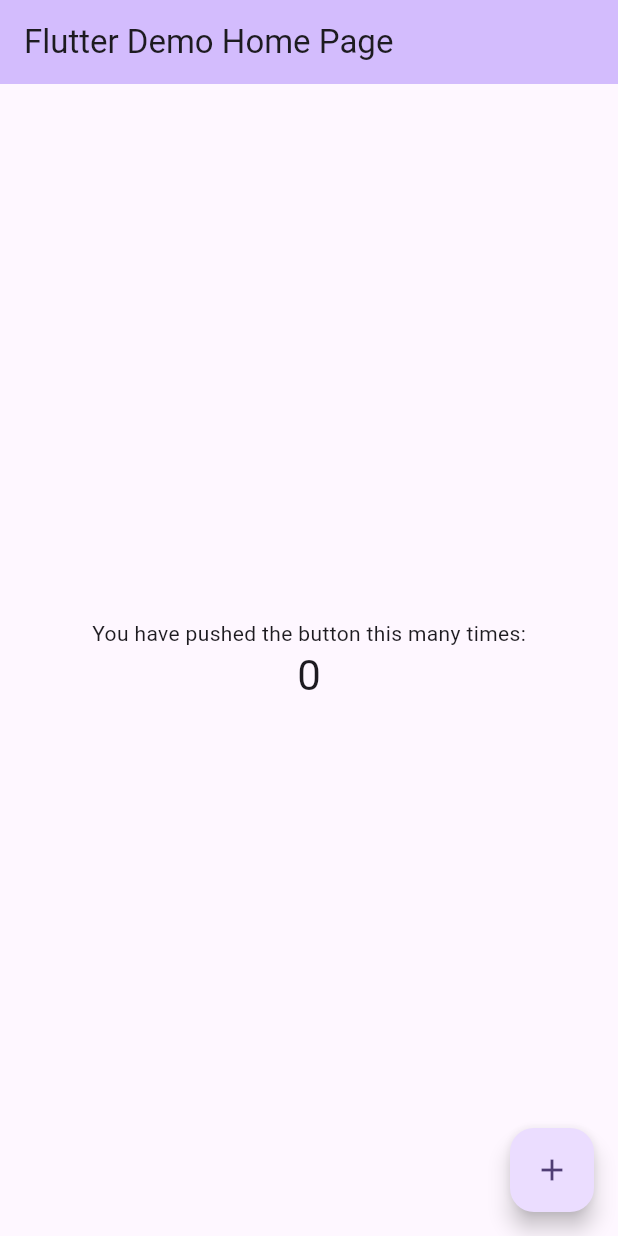
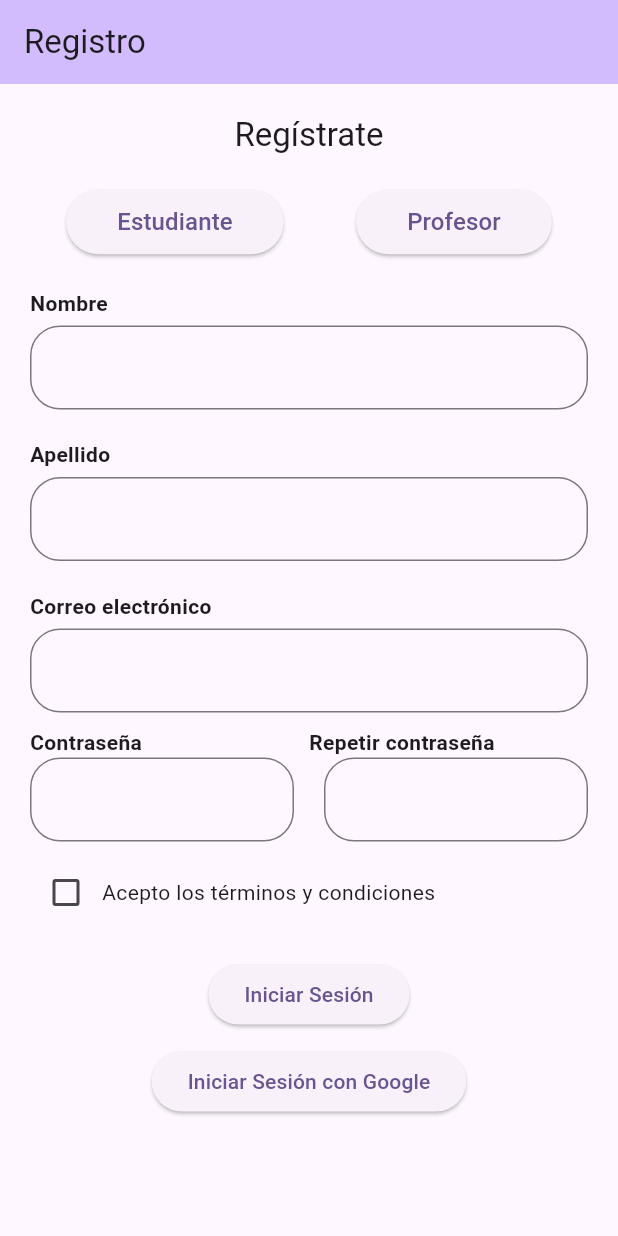
Before and after one commit to University-Group-UNMSM/yachay_frontend, a Flutter app: the screen it shows after launch, on a phone screen of 412 x 824 dp. Run offline on Flutter 3.47's test engine with Material 3 defaults, Android fonts, the phone set to English and light mode, and no system bars.

Commit message:
add register

```diff
--- a/lib/main.dart
+++ b/lib/main.dart
@@ -5,48 +5,23 @@ void main() {
 }
 
 class MyApp extends StatelessWidget {
-  const MyApp({super.key});
+  const MyApp({Key? key});
 
-  // This widget is the root of your application.
   @override
   Widget build(BuildContext context) {
     return MaterialApp(
       title: 'Flutter Demo',
       theme: ThemeData(
-        // This is the theme of your application.
-        //
-        // TRY THIS: Try running your application with "flutter run". You'll see
-        // the application has a purple toolbar. Then, without quitting the app,
-        // try changing the seedColor in the colorScheme below to Colors.green
-        // and then invoke "hot reload" (save your changes or press the "hot
-        // reload" button in a Flutter-supported IDE, or press "r" if you used
-        // the command line to start the app).
-        //
-        // Notice that the counter didn't reset back to zero; the application
-        // state is not lost during the reload. To reset the state, use hot
-        // restart instead.
-        //
-        // This works for code too, not just values: Most code changes can be
-        // tested with just a hot reload.
         colorScheme: ColorScheme.fromSeed(seedColor: Colors.deepPurple),
         useMaterial3: true,
       ),
-      home: const MyHomePage(title: 'Flutter Demo Home Page'),
+      home: const MyHomePage(title: 'Registro'),
     );
   }
 }
 
 class MyHomePage extends StatefulWidget {
-  const MyHomePage({super.key, required this.title});
-
-  // This widget is the home page of your application. It is stateful, meaning
-  // that it has a State object (defined below) that contains fields that affect
-  // how it looks.
-
-  // This class is the configuration for the state. It holds the values (in this
-  // case the title) provided by the parent (in this case the App widget) and
-  // used by the build method of the State. Fields in a Widget subclass are
-  // always marked "final".
+  const MyHomePage({Key? key, required this.title});
 
   final String title;
 
@@ -55,71 +30,275 @@ class MyHomePage extends StatefulWidget {
 }
 
 class _MyHomePageState extends State<MyHomePage> {
-  int _counter = 0;
+  final _formKey = GlobalKey<FormState>();
+  late TextEditingController _nameController;
+  late TextEditingController _lastNameController;
+  late TextEditingController _emailController;
+  late TextEditingController _passwordController;
+  late TextEditingController _confirmPasswordController;
+  String? _selectedFunction = 'Estudiante';
+  bool _acceptTerms = false;
 
-  void _incrementCounter() {
-    setState(() {
-      // This call to setState tells the Flutter framework that something has
-      // changed in this State, which causes it to rerun the build method below
-      // so that the display can reflect the updated values. If we changed
-      // _counter without calling setState(), then the build method would not be
-      // called again, and so nothing would appear to happen.
-      _counter++;
-    });
+  @override
+  void initState() {
+    super.initState();
+    _nameController = TextEditingController();
+    _lastNameController = TextEditingController();
+    _emailController = TextEditingController();
+    _passwordController = TextEditingController();
+    _confirmPasswordController = TextEditingController();
+  }
+
+  @override
+  void dispose() {
+    _nameController.dispose();
+    _lastNameController.dispose();
+    _emailController.dispose();
+    _passwordController.dispose();
+    _confirmPasswordController.dispose();
+    super.dispose();
   }
 
   @override
   Widget build(BuildContext context) {
-    // This method is rerun every time setState is called, for instance as done
-    // by the _incrementCounter method above.
-    //
-    // The Flutter framework has been optimized to make rerunning build methods
-    // fast, so that you can just rebuild anything that needs updating rather
-    // than having to individually change instances of widgets.
     return Scaffold(
       appBar: AppBar(
-        // TRY THIS: Try changing the color here to a specific color (to
-        // Colors.amber, perhaps?) and trigger a hot reload to see the AppBar
-        // change color while the other colors stay the same.
         backgroundColor: Theme.of(context).colorScheme.inversePrimary,
-        // Here we take the value from the MyHomePage object that was created by
-        // the App.build method, and use it to set our appbar title.
         title: Text(widget.title),
       ),
-      body: Center(
-        // Center is a layout widget. It takes a single child and positions it
-        // in the middle of the parent.
-        child: Column(
-          // Column is also a layout widget. It takes a list of children and
-          // arranges them vertically. By default, it sizes itself to fit its
-          // children horizontally, and tries to be as tall as its parent.
-          //
-          // Column has various properties to control how it sizes itself and
-          // how it positions its children. Here we use mainAxisAlignment to
-          // center the children vertically; the main axis here is the vertical
-          // axis because Columns are vertical (the cross axis would be
-          // horizontal).
-          //
-          // TRY THIS: Invoke "debug painting" (choose the "Toggle Debug Paint"
-          // action in the IDE, or press "p" in the console), to see the
-          // wireframe for each widget.
-          mainAxisAlignment: MainAxisAlignment.center,
-          children: <Widget>[
-            const Text(
-              'You have pushed the button this many times:',
+      body: Padding(
+        padding: const EdgeInsets.all(20.0),
+        child: Form(
+          key: _formKey,
+          child: SingleChildScrollView(
+            child: Column(
+              crossAxisAlignment: CrossAxisAlignment.start,
+              children: <Widget>[
+                Center(
+                  child: Text(
+                    'Regístrate',
+                    style: Theme.of(context).textTheme.headline6,
+                  ),
+                ),
+                const SizedBox(height: 20),
+                Row(
+                  mainAxisAlignment: MainAxisAlignment.spaceAround,
+                  children: [
+                    ElevatedButton(
+                      onPressed: () {
+                        setState(() {
+                          _selectedFunction = 'Estudiante';
+                        });
+                      },
+                      style: ElevatedButton.styleFrom(
+                        shape: RoundedRectangleBorder(
+                          borderRadius: BorderRadius.circular(30.0),
+                        ),
+                      ),
+                      child: Padding(
+                        padding: const EdgeInsets.all(10.0),
+                        child: Text(
+                          'Estudiante',
+                          style: TextStyle(fontSize: 16.0),
+                        ),
+                      ),
+                    ),
+                    ElevatedButton(
+                      onPressed: () {
+                        setState(() {
+                          _selectedFunction = 'Profesor';
+                        });
+                      },
+                      style: ElevatedButton.styleFrom(
+                        shape: RoundedRectangleBorder(
+                          borderRadius: BorderRadius.circular(30.0),
+                        ),
+                      ),
+                      child: Padding(
+                        padding: const EdgeInsets.all(10.0),
+                        child: Text(
+                          'Profesor',
+                          style: TextStyle(fontSize: 16.0),
+                        ),
+                      ),
+                    ),
+                  ],
+                ),
+                const SizedBox(height: 20),
+                Row(
+                  children: [
+                    Text(
+                      'Nombre',
+                      style: TextStyle(fontWeight: FontWeight.bold),
+                    ),
+                  ],
+                ),
+                const SizedBox(height: 5),
+                TextFormField(
+                  controller: _nameController,
+                  decoration: InputDecoration(
+                    border: OutlineInputBorder(
+                      borderRadius: BorderRadius.circular(20),
+                    ),
+                  ),
+                  validator: (value) {
+                    if (value == null || value.isEmpty) {
+                      return 'Por favor ingresa tu nombre';
+                    }
+                    return null;
+                  },
+                ),
+                const SizedBox(height: 20),
+                Text(
+                  'Apellido',
+                  style: TextStyle(fontWeight: FontWeight.bold),
+                ),
+                const SizedBox(height: 5),
+                TextFormField(
+                  controller: _lastNameController,
+                  decoration: InputDecoration(
+                    border: OutlineInputBorder(
+                      borderRadius: BorderRadius.circular(20),
+                    ),
+                  ),
+                  validator: (value) {
+                    if (value == null || value.isEmpty) {
+                      return 'Por favor ingresa tu apellido';
+                    }
+                    return null;
+                  },
+                ),
+                const SizedBox(height: 20),
+                Row(
+                  children: [
+                    Text(
+                      'Correo electrónico',
+                      style: TextStyle(fontWeight: FontWeight.bold),
+                    ),
+                  ],
+                ),
+                const SizedBox(height: 5),
+                TextFormField(
+                  controller: _emailController,
+                  decoration: InputDecoration(
+                    border: OutlineInputBorder(
+                      borderRadius: BorderRadius.circular(20),
+                    ),
+                  ),
+                  validator: (value) {
+                    if (value == null || value.isEmpty) {
+                      return 'Por favor ingresa tu correo electrónico';
+                    }
+                    // You can add more complex email validation here if needed
+                    return null;
+                  },
+                ),
+                const SizedBox(height: 10),
+                Column(
+                  crossAxisAlignment: CrossAxisAlignment.start,
+                  children: [
+                    Row(
+                      children: [
+                        Expanded(
+                          child: Text(
+                            'Contraseña',
+                            style: TextStyle(fontWeight: FontWeight.bold),
+                          ),
+                        ),
+                        Expanded(
+                          child: Text(
+                            'Repetir contraseña',
+                            style: TextStyle(fontWeight: FontWeight.bold),
+                          ),
+                        ),
+                      ],
+                    ),
+                    Row(
+                      children: [
+                        Expanded(
+                          child: Padding(
+                            padding: const EdgeInsets.only(right: 10.0),
+                            child: TextFormField(
+                              controller: _passwordController,
+                              obscureText: true,
+                              decoration: InputDecoration(
+                                border: OutlineInputBorder(
+                                  borderRadius: BorderRadius.circular(20),
+                                ),
+                              ),
+                              validator: (value) {
+                                if (value == null || value.isEmpty) {
+                                  return 'Por favor ingresa tu contraseña';
+                                }
+                                return null;
+                              },
+                            ),
+                          ),
+                        ),
+                        Expanded(
+                          child: Padding(
+                            padding: const EdgeInsets.only(left: 10.0),
+                            child: TextFormField(
+                              controller: _confirmPasswordController,
+                              obscureText: true,
+                              decoration: InputDecoration(
+                                border: OutlineInputBorder(
+                                  borderRadius: BorderRadius.circular(20),
+                                ),
+                              ),
+                              validator: (value) {
+                                if (value == null || value.isEmpty) {
+                                  return 'Por favor repite tu contraseña';
+                                }
+                                if (value != _passwordController.text) {
+                                  return 'Las contraseñas no coinciden';
+                                }
+                                return null;
+                              },
+                            ),
+                          ),
+                        ),
+                      ],
+                    ),
+                  ],
+                ),
+                const SizedBox(height: 10),
+                Row(
+                  children: [
+                    Checkbox(
+                      value: _acceptTerms,
+                      onChanged: (value) {
+                        setState(() {
+                          _acceptTerms = value!;
+                        });
+                      },
+                    ),
+                    Text('Acepto los términos y condiciones'),
+                  ],
+                ),
+                const SizedBox(height: 20),
+                Center(
+                  child: ElevatedButton(
+                    onPressed: () {
+                      // Implementar inicio de sesión
+                    },
+                    child: Text('Iniciar Sesión'),
+                  ),
+                ),
+                const SizedBox(height: 10),
+                Center(
+                  child: ElevatedButton(
+                    onPressed: () {
+                      // Implementar inicio de sesión con Google
+                    },
+                    child: Text('Iniciar Sesión con Google'),
+                  ),
+                ),
+              ],
             ),
-            Text(
-              '$_counter',
-              style: Theme.of(context).textTheme.headlineMedium,
-            ),
-          ],
+          ),
         ),
       ),
-      floatingActionButton: FloatingActionButton(
-        onPressed: _incrementCounter,
-        tooltip: 'Increment',
-        child: const Icon(Icons.add),
-      ), // This trailing comma makes auto-formatting nicer for build methods.
     );
   }
 }
```
